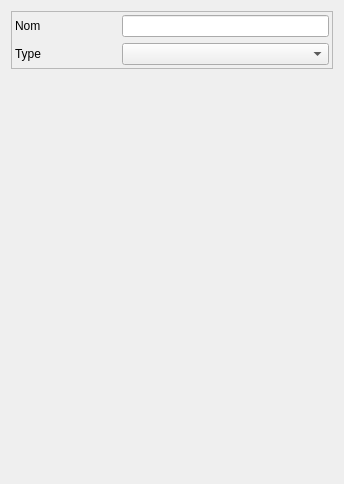
Old version of the form Lamia/toolprepro/base/lamiabase_zonegeo_tool_ui.ui in the repository Artelia/Lamia.
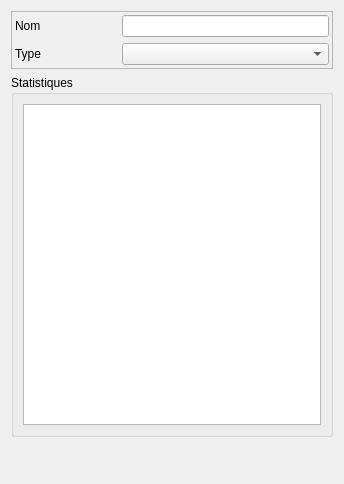
New version of the form.

What changed in the file:
```diff
--- a/Lamia/toolprepro/base/lamiabase_zonegeo_tool_ui.ui
+++ b/Lamia/toolprepro/base/lamiabase_zonegeo_tool_ui.ui
@@ -13,7 +13,7 @@
   <property name="windowTitle">
    <string>Form</string>
   </property>
-  <layout class="QVBoxLayout" name="verticalLayout" stretch="0,0">
+  <layout class="QVBoxLayout" name="verticalLayout" stretch="1,10,1">
    <item>
     <widget class="QFrame" name="frame">
      <property name="frameShape">
@@ -49,6 +49,18 @@
      </layout>
     </widget>
    </item>
+   <item>
+    <widget class="QGroupBox" name="groupBox_stat">
+     <property name="title">
+      <string>Statistiques</string>
+     </property>
+     <layout class="QGridLayout" name="gridLayout_2">
+      <item row="0" column="0">
+       <widget class="QTableWidget" name="tableWidget_stats"/>
+      </item>
+     </layout>
+    </widget>
+   </item>
    <item>
     <spacer name="verticalSpacer">
      <property name="orientation">
```
